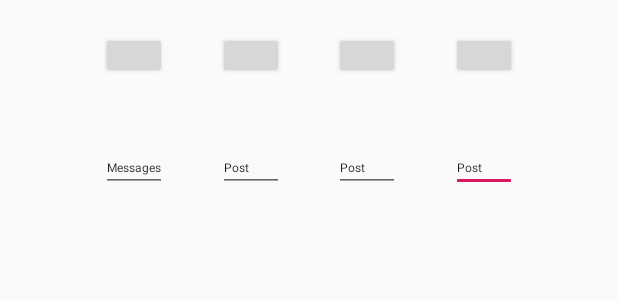
After one commit to GokuSonic/Recipe-Sharing-App, an Android app: the layout activity_menu.xml on its own in the app's theme, with its tools: preview values and no code run, on a phone screen of 412 x 824 dp. The commit adds this screen. Shown: the top 300 px of the screen. Run offline under Robolectric (Android 15) with nearby library versions, the phone set to English and light mode, and no system bars.

Commit message:
Started on Menu page -Patrick Caldwell
Signed-off-by: GokuSonic <caldw026@cougars.csusm.edu>

```diff
--- a/app/src/main/AndroidManifest.xml
+++ b/app/src/main/AndroidManifest.xml
@@ -18,6 +18,10 @@
                 <category android:name="android.intent.category.LAUNCHER" />
             </intent-filter>
         </activity>
+        <activity
+            android:label="@string/app_name"
+            android:name=".ui.Menu.MenuActivity"></activity>
+
     </application>
 
 </manifest>
--- /dev/null
+++ b/app/src/main/java/com/example/ReciPleaseLogin/ui/Menu/MenuActivity.java
@@ -0,0 +1,19 @@
+package com.example.ReciPleaseLogin.ui.Menu;
+
+import androidx.appcompat.app.AppCompatActivity;
+
+
+import android.app.Activity;
+import android.os.Bundle;
+import android.widget.Button;
+
+public class MenuActivity extends AppCompatActivity {
+
+    Button button;
+
+    @Override
+    public void onCreate(Bundle savedInstanceState) {
+        super.onCreate(savedInstanceState);
+    }
+
+}
--- a/app/src/main/java/com/example/ReciPleaseLogin/ui/login/LoginActivity.java
+++ b/app/src/main/java/com/example/ReciPleaseLogin/ui/login/LoginActivity.java
@@ -22,7 +22,12 @@ import android.widget.ProgressBar;
 import android.widget.TextView;
 import android.widget.Toast;
 
+// Patrick's additions
+import android.content.Intent;
+import android.content.Context;
+
 import com.example.ReciPleaseLogin.R;
+import com.example.ReciPleaseLogin.ui.Menu.MenuActivity;
 
 public class LoginActivity extends AppCompatActivity {
 
@@ -118,8 +123,14 @@ public class LoginActivity extends AppCompatActivity {
     }
 
     private void updateUiWithUser(LoggedInUserView model) {
+        final Context context = this;
+
         String welcome = getString(R.string.welcome) + model.getDisplayName();
         // TODO : initiate successful logged in experience
+
+        Intent intent = new Intent(context, MenuActivity.class);
+        startActivity(intent);
+
         Toast.makeText(getApplicationContext(), welcome, Toast.LENGTH_LONG).show();
     }
 
--- /dev/null
+++ b/app/src/main/res/layout/activity_menu.xml
@@ -0,0 +1,126 @@
+<?xml version="1.0" encoding="utf-8"?>
+<androidx.constraintlayout.widget.ConstraintLayout xmlns:android="http://schemas.android.com/apk/res/android"
+    xmlns:app="http://schemas.android.com/apk/res-auto"
+    xmlns:tools="http://schemas.android.com/tools"
+    android:id="@+id/container"
+    android:layout_width="match_parent"
+    android:layout_height="match_parent"
+    android:paddingLeft="@dimen/activity_horizontal_margin"
+    android:paddingTop="@dimen/activity_vertical_margin"
+    android:paddingRight="@dimen/activity_horizontal_margin"
+    android:paddingBottom="@dimen/activity_vertical_margin"
+    tools:context=".ui.Menu.MenuActivity">
+
+    <EditText
+        android:id="@+id/editText7"
+        android:layout_width="44dp"
+        android:layout_height="32dp"
+        android:layout_marginStart="16dp"
+        android:layout_marginTop="5dp"
+        android:layout_marginEnd="50dp"
+        android:layout_marginBottom="642dp"
+        android:ems="10"
+        android:inputType="textPersonName"
+        android:text="Post"
+        android:textSize="8sp"
+        app:layout_constraintBottom_toBottomOf="parent"
+        app:layout_constraintEnd_toEndOf="parent"
+        app:layout_constraintStart_toEndOf="@+id/editText6"
+        app:layout_constraintTop_toBottomOf="@+id/button12" />
+
+    <EditText
+        android:id="@+id/editText6"
+        android:layout_width="44dp"
+        android:layout_height="32dp"
+        android:layout_marginStart="16dp"
+        android:layout_marginTop="5dp"
+        android:layout_marginEnd="16dp"
+        android:layout_marginBottom="642dp"
+        android:ems="10"
+        android:inputType="textPersonName"
+        android:text="Post"
+        android:textSize="8sp"
+        app:layout_constraintBottom_toBottomOf="parent"
+        app:layout_constraintEnd_toStartOf="@+id/editText7"
+        app:layout_constraintStart_toEndOf="@+id/editText5"
+        app:layout_constraintTop_toBottomOf="@+id/button11" />
+
+    <Button
+        android:id="@+id/button5"
+        android:layout_width="44dp"
+        android:layout_height="31dp"
+        android:layout_marginStart="50dp"
+        android:layout_marginTop="5dp"
+        android:layout_marginEnd="16dp"
+        app:layout_constraintEnd_toStartOf="@+id/button8"
+        app:layout_constraintStart_toStartOf="parent"
+        app:layout_constraintTop_toTopOf="parent" />
+
+    <Button
+        android:id="@+id/button11"
+        android:layout_width="44dp"
+        android:layout_height="31dp"
+        android:layout_marginStart="16dp"
+        android:layout_marginTop="5dp"
+        android:layout_marginEnd="16dp"
+        app:layout_constraintEnd_toStartOf="@+id/button12"
+        app:layout_constraintStart_toEndOf="@+id/button8"
+        app:layout_constraintTop_toTopOf="parent" />
+
+    <Button
+        android:id="@+id/button12"
+        android:layout_width="44dp"
+        android:layout_height="31dp"
+        android:layout_marginStart="16dp"
+        android:layout_marginTop="5dp"
+        android:layout_marginEnd="50dp"
+        app:layout_constraintEnd_toEndOf="parent"
+        app:layout_constraintStart_toEndOf="@+id/button11"
+        app:layout_constraintTop_toTopOf="parent" />
+
+    <Button
+        android:id="@+id/button8"
+        android:layout_width="44dp"
+        android:layout_height="31dp"
+        android:layout_marginStart="16dp"
+        android:layout_marginTop="5dp"
+        android:layout_marginEnd="16dp"
+        app:layout_constraintEnd_toStartOf="@+id/button11"
+        app:layout_constraintStart_toEndOf="@+id/button5"
+        app:layout_constraintTop_toTopOf="parent" />
+
+    <EditText
+        android:id="@+id/editText4"
+        android:layout_width="44dp"
+        android:layout_height="32dp"
+        android:layout_marginStart="50dp"
+        android:layout_marginTop="5dp"
+        android:layout_marginEnd="16dp"
+        android:layout_marginBottom="642dp"
+        android:ems="10"
+        android:inputType="textPersonName"
+        android:text="Messages"
+        android:textSize="8sp"
+        app:layout_constraintBottom_toBottomOf="parent"
+        app:layout_constraintEnd_toStartOf="@+id/editText5"
+        app:layout_constraintStart_toStartOf="parent"
+        app:layout_constraintTop_toBottomOf="@+id/button5" />
+
+    <EditText
+        android:id="@+id/editText5"
+        android:layout_width="44dp"
+        android:layout_height="32dp"
+        android:layout_marginStart="16dp"
+        android:layout_marginTop="5dp"
+        android:layout_marginEnd="16dp"
+        android:layout_marginBottom="642dp"
+        android:ems="10"
+        android:inputType="textPersonName"
+        android:text="Post"
+        android:textSize="8sp"
+        app:layout_constraintBottom_toBottomOf="parent"
+        app:layout_constraintEnd_toStartOf="@+id/editText6"
+        app:layout_constraintStart_toEndOf="@+id/editText4"
+        app:layout_constraintTop_toBottomOf="@+id/button8" />
+
+</androidx.constraintlayout.widget.ConstraintLayout>
--- a/build.gradle
+++ b/build.gradle
@@ -8,8 +8,8 @@ buildscript {
 
     }
     dependencies {
-        classpath 'com.android.tools.build:gradle:3.5.1'
-        classpath 'com.google.gms:google-services:4.2.0'
+        classpath 'com.android.tools.build:gradle:3.5.2'
+        classpath 'com.google.gms:google-services:4.3.2'
         classpath 'com.google.gms:google-services:4.3.2'
 
         // NOTE: Do not place your application dependencies here; they belong
```
Also changed, not shown: 1 other file.
